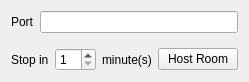
Before: the Qt Designer form src/citra_qt/multiplayer/host_room.ui in grimtnt/citra, drawn with Qt 5.
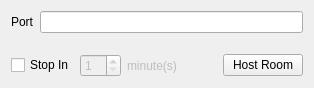
After: the same form once the commit is applied.

Commit message: Make stop in optional in Create Room

What changed in the file:
```diff
--- a/src/citra_qt/multiplayer/host_room.ui
+++ b/src/citra_qt/multiplayer/host_room.ui
@@ -6,8 +6,8 @@
    <rect>
     <x>0</x>
     <y>0</y>
-    <width>234</width>
-    <height>80</height>
+    <width>314</width>
+    <height>88</height>
    </rect>
   </property>
   <property name="windowTitle">
@@ -56,14 +56,17 @@
    <item>
     <layout class="QHBoxLayout" name="horizontalLayout_2">
      <item>
-      <widget class="QLabel" name="label_7">
+      <widget class="QCheckBox" name="stop_in_checkbox">
        <property name="text">
-        <string>Stop in</string>
+        <string>Stop In</string>
        </property>
       </widget>
      </item>
      <item>
       <widget class="QSpinBox" name="minutes_spinbox">
+       <property name="enabled">
+        <bool>false</bool>
+       </property>
        <property name="minimum">
         <number>1</number>
        </property>
@@ -73,7 +76,10 @@
       </widget>
      </item>
      <item>
-      <widget class="QLabel" name="label_8">
+      <widget class="QLabel" name="minutes_label">
+       <property name="enabled">
+        <bool>false</bool>
+       </property>
        <property name="text">
         <string>minute(s)</string>
        </property>
```
The commit also changes 1 other file.
